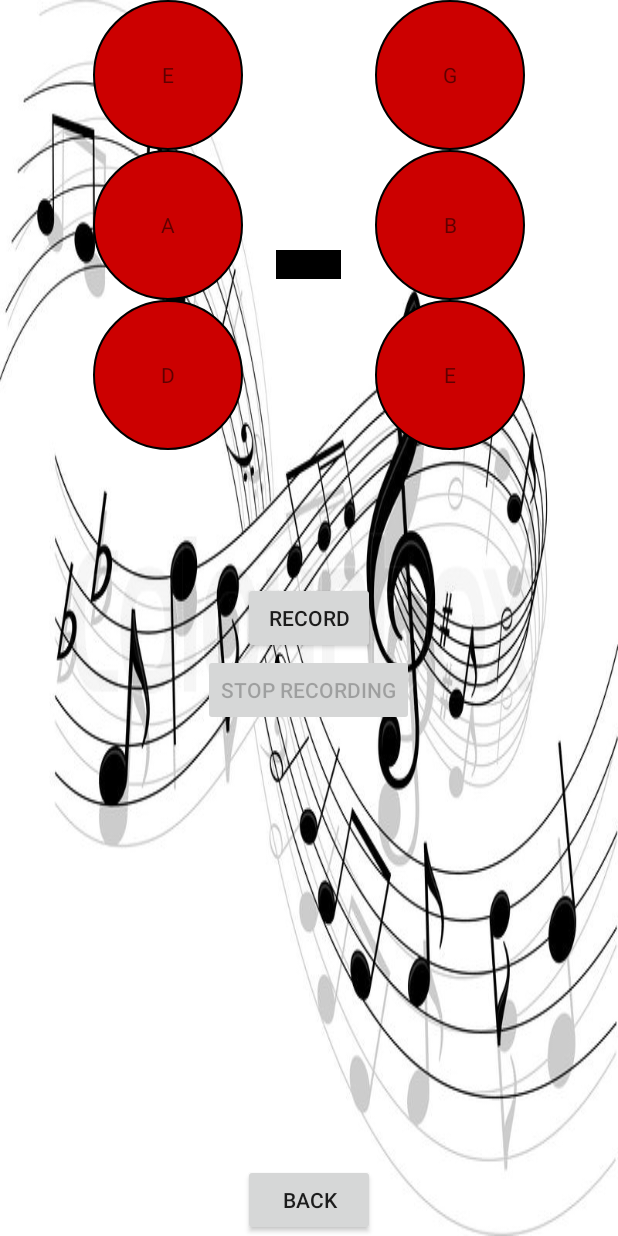
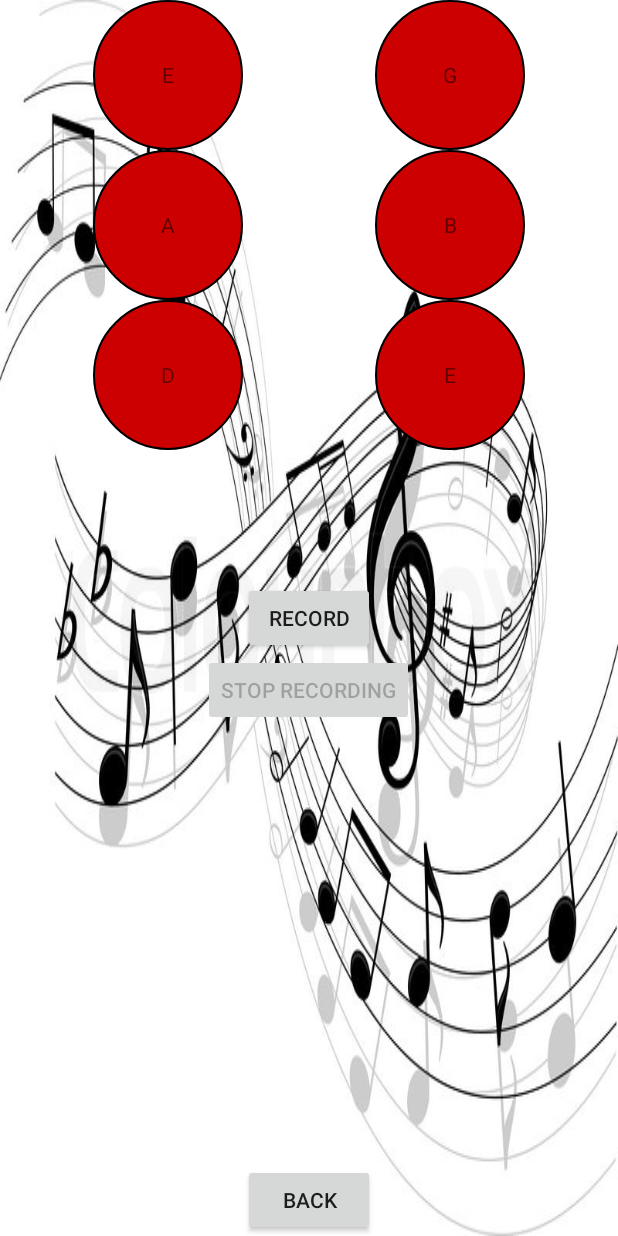
Before and after one commit to AlexisMarembert/MusicalApp, an Android app: the InstrumentActivity screen opened directly, with no data from a screen before it, on a phone screen of 412 x 824 dp. Run offline under Robolectric (Android 15) with nearby library versions, the phone set to English and light mode, and no system bars.

Commit message:
fr config file

```diff
--- a/app/src/main/res/layout/activity_instrument.xml
+++ b/app/src/main/res/layout/activity_instrument.xml
@@ -81,17 +81,6 @@
         android:text="@string/E"
         android:id="@+id/buttonEgrave"/>
 
-    <TextView
-        android:layout_width="wrap_content"
-        android:layout_height="wrap_content"
-        android:layout_centerHorizontal="true"
-        android:layout_marginTop="250px"
-        android:layout_onTopOf="@id/buttonRecord"
-        android:background="@android:color/background_dark"
-        android:gravity="center"
-        android:textColor="@android:color/white"
-        android:text="             "
-        android:id="@+id/DifferenceIndicator"/>
 
     <Button
         android:layout_width="wrap_content"
```
